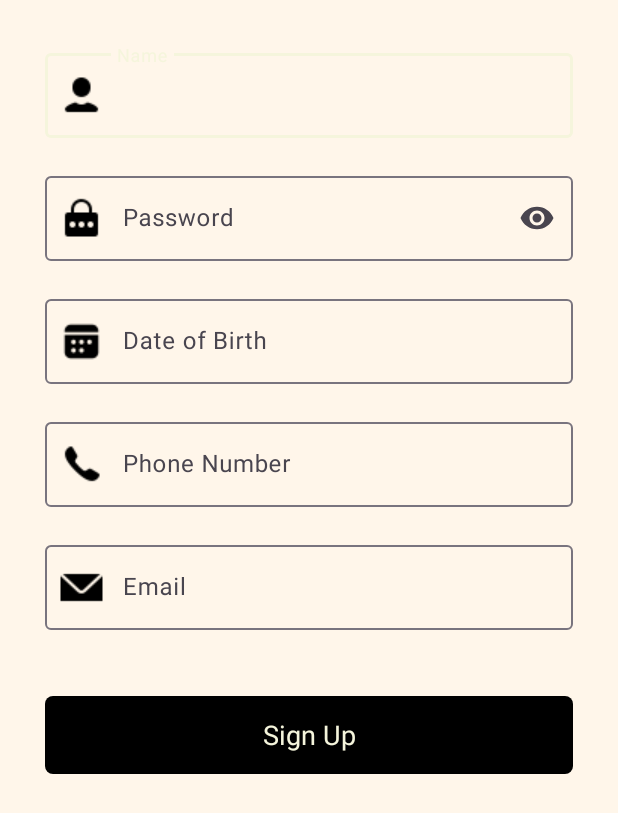
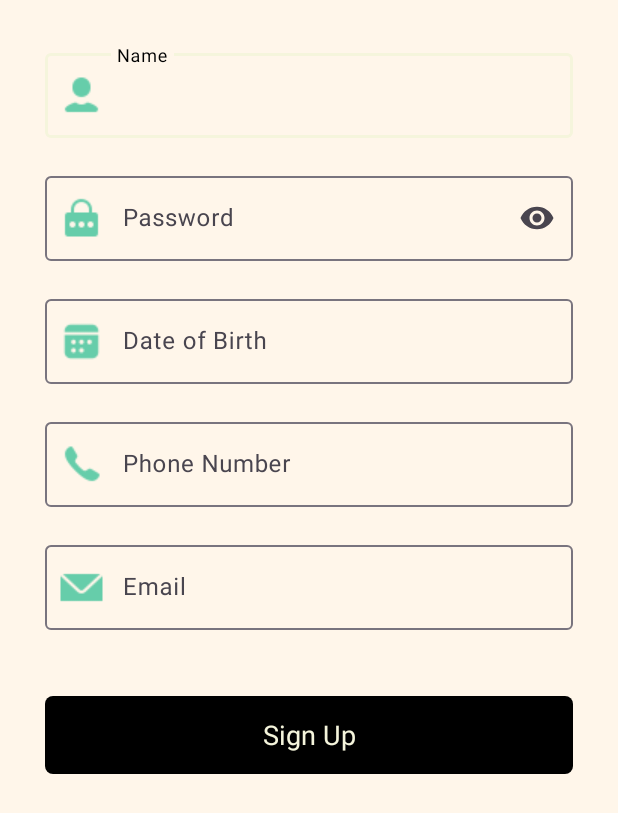
Before and after one commit to Sd023/AuraAscend, an Android app: the RegisterUserActivity screen opened directly, with no data from a screen before it, on a phone screen of 412 x 824 dp. Shown: the top 813 px of the screen. Run offline under Robolectric (Android 15) with nearby library versions, the phone set to English and light mode, and no system bars; our stand-ins replace Firebase (no records; nobody signed in at launch, a user with empty details on screens opened directly).

Commit message:
validation, date, ui fixes done

```diff
--- a/app/src/main/java/com/sdapps/auraascend/view/login/register/RegisterUserActivity.kt
+++ b/app/src/main/java/com/sdapps/auraascend/view/login/register/RegisterUserActivity.kt
@@ -10,12 +10,20 @@ import androidx.activity.enableEdgeToEdge
 import androidx.appcompat.app.AppCompatActivity
 import androidx.core.view.ViewCompat
 import androidx.core.view.WindowInsetsCompat
+import androidx.fragment.app.FragmentManager
 import com.google.android.gms.auth.api.signin.GoogleSignIn
 import com.google.android.gms.common.api.ApiException
+import com.google.android.material.datepicker.CalendarConstraints
+import com.google.android.material.datepicker.CompositeDateValidator
+import com.google.android.material.datepicker.DateValidatorPointBackward
+import com.google.android.material.datepicker.DateValidatorPointForward
+import com.google.android.material.datepicker.MaterialDatePicker
+import com.google.android.material.textfield.TextInputEditText
 import com.google.firebase.Firebase
 import com.google.firebase.auth.FirebaseAuth
 import com.google.firebase.auth.GoogleAuthProvider
 import com.google.firebase.auth.auth
+import com.sdapps.auraascend.R
 import com.sdapps.auraascend.core.CustomProgressDialog
 import com.sdapps.auraascend.databinding.ActivityRegisterUserBinding
 import com.sdapps.auraascend.view.login.data.Constants.Companion.RC_SIGN_IN
@@ -24,6 +32,12 @@ import com.sdapps.auraascend.view.login.LoginActivity
 import com.sdapps.auraascend.view.login.LoginManager
 import com.sdapps.auraascend.view.login.data.UserBO
 import com.sdapps.auraascend.view.login.googlesignin.GoogleSignInHelper
+import java.text.SimpleDateFormat
+import java.util.Calendar
+import java.util.Date
+import java.util.Locale
+import kotlin.time.Duration.Companion.days
+import kotlin.time.DurationUnit
 
 class RegisterUserActivity : AppCompatActivity(), LoginManager.RegisterView {
 
@@ -50,6 +64,8 @@ class RegisterUserActivity : AppCompatActivity(), LoginManager.RegisterView {
     private fun init() {
         auth = Firebase.auth
         googleSignHelper = GoogleSignInHelper(this)
+
+        binding.edtDOB.attachDatePicker(supportFragmentManager)
 
         progressDialog = CustomProgressDialog(this)
         presenter = RegisterPresenter()
@@ -86,8 +102,8 @@ class RegisterUserActivity : AppCompatActivity(), LoginManager.RegisterView {
                 binding.etDob.error = "Date of birth is mandatory"
             }
 
-            uphone.isEmpty() -> {
-                binding.etPhone.error = "Phone is mandatory"
+           (uphone.isEmpty() || (uphone.length != 10)) -> {
+                binding.etPhone.error = "Enter a valid phone number"
             }
 
             uemail.isNotValid() -> {
@@ -159,6 +175,54 @@ class RegisterUserActivity : AppCompatActivity(), LoginManager.RegisterView {
         }
     }*/
 
+    fun TextInputEditText.attachDatePicker(fragmentManager: FragmentManager) {
+        isFocusable = false
+        isClickable = true
+
+        val dateValidator = CompositeDateValidator.allOf(listOf(maxDate())) // Max Date Allowed till today.
+
+        val constraints: CalendarConstraints =
+            CalendarConstraints.Builder()
+                .setValidator(dateValidator)
+                .build()
+
+
+        val builder = MaterialDatePicker.Builder.datePicker()
+            .setCalendarConstraints(constraints)
+            .setTitleText("")
+            .setTheme(R.style.MyDatePickerTheme)
+            .setSelection(Calendar.getInstance().timeInMillis)
+
+        val datePicker = builder.build()
+
+        setOnClickListener {
+            datePicker.show(fragmentManager, "DATE_PICKER_TAG")
+        }
+
+        datePicker.addOnPositiveButtonClickListener { selection ->
+            val date = Date(selection)
+            val format = SimpleDateFormat("dd/MM/yyyy", Locale.getDefault())
+            setText(format.format(date))
+        }
+    }
+
+    private fun maxDate(): CalendarConstraints.DateValidator {
+        // it allow user to show and choose current day.
+        // need to add validation birth year and age.
+        return DateValidatorPointBackward.before(Calendar.getInstance().timeInMillis)
+    }
+
+    private fun minDate(): CalendarConstraints.DateValidator {
+        // it will allow user only from a selected day till current day in past.
+        // below code is to allow user to choose 45 days before current day.
+        // since its dob, we are not using it here. if needed can able.
+        return DateValidatorPointForward.from(
+            Calendar.getInstance().timeInMillis - 45.days.toLong(
+                DurationUnit.MILLISECONDS
+            )
+        )
+    }
+
     private fun firebaseAuthWithGoogle(idToken: String) {
         val credential = GoogleAuthProvider.getCredential(idToken, null)
         auth.signInWithCredential(credential)
--- a/app/src/main/res/layout/activity_register_user.xml
+++ b/app/src/main/res/layout/activity_register_user.xml
@@ -15,8 +15,9 @@
             android:layout_width="match_parent"
             android:layout_height="wrap_content"
             android:hint="@string/name"
-            app:startIconTint="@color/colorForIconTint"
             app:startIconDrawable="@drawable/ic_person"
+            app:startIconTint="@color/MediumAquamarine"
+            app:hintTextColor="@color/colorForIconTint"
             android:layout_marginBottom="20dp"
             app:boxBackgroundMode="outline">
 
@@ -33,7 +34,8 @@
             android:layout_height="wrap_content"
             android:hint="@string/password"
             app:startIconDrawable="@drawable/ic_lock"
-            app:startIconTint="@color/colorForIconTint"
+            app:startIconTint="@color/MediumAquamarine"
+            app:hintTextColor="@color/colorForIconTint"
             app:endIconMode="password_toggle"
             android:layout_marginBottom="20dp">
             <com.google.android.material.textfield.TextInputEditText
@@ -49,10 +51,12 @@
             android:layout_width="match_parent"
             android:layout_height="wrap_content"
             android:hint="@string/date_of_birth"
-            app:startIconTint="@color/colorForIconTint"
+            app:startIconTint="@color/MediumAquamarine"
+            app:hintTextColor="@color/colorForIconTint"
             app:startIconDrawable="@drawable/ic_calendar_30"
             android:layout_marginBottom="20dp">
             <com.google.android.material.textfield.TextInputEditText
+                android:id="@+id/edtDOB"
                 android:layout_width="match_parent"
                 android:layout_height="wrap_content"
                 android:inputType="date"
@@ -65,15 +69,16 @@
             android:id="@+id/etPhone"
             android:layout_width="match_parent"
             android:layout_height="wrap_content"
-            app:startIconTint="@color/colorForIconTint"
+            app:startIconTint="@color/MediumAquamarine"
+            app:hintTextColor="@color/colorForIconTint"
             android:hint="@string/phone_number"
             app:startIconDrawable="@drawable/ic_phone"
             android:layout_marginBottom="20dp">
             <com.google.android.material.textfield.TextInputEditText
-
                 android:layout_width="match_parent"
                 android:layout_height="wrap_content"
                 android:inputType="phone"
+                android:maxLength="10"
                 android:paddingStart="48dp"
                 android:paddingEnd="48dp"/>
         </com.google.android.material.textfield.TextInputLayout>
@@ -83,7 +88,8 @@
             android:layout_width="match_parent"
             android:layout_height="wrap_content"
             android:hint="@string/email"
-            app:startIconTint="@color/colorForIconTint"
+            app:startIconTint="@color/MediumAquamarine"
+            app:hintTextColor="@color/colorForIconTint"
             app:startIconDrawable="@drawable/ic_email"
             android:layout_marginBottom="20dp">
             <com.google.android.material.textfield.TextInputEditText
--- a/app/src/main/res/values/themes.xml
+++ b/app/src/main/res/values/themes.xml
@@ -13,6 +13,7 @@
         <item name="textAppearanceHeadlineMedium">@style/ManropeRegular</item>
         <item name="textAppearanceBodyMedium">@style/Manrope</item>
         <item name="textAppearanceLabelLarge">@style/PlayFairSC</item>
+        <item name="android:datePickerDialogTheme">@style/MyDatePickerTheme</item>
     </style>
 
     <style name="CustomMaterialCardView" parent="Widget.MaterialComponents.CardView">
@@ -107,4 +108,47 @@
     <style name="ShapeAppearanceOverlay.App.CornerSize10Percent" parent="">
         <item name="cornerSize">30%</item>
     </style>
+
+    <style name="MyDatePickerTheme" parent="ThemeOverlay.Material3.MaterialCalendar">
+        <item name="materialCalendarStyle">@style/CustomCalendarStyle</item>
+        <item name="textAppearanceHeadline6">@style/CalendarTitleText</item>
+        <item name="materialCalendarTheme">@style/CustomCalendarTheme</item>
+        <item name="textAppearanceTitleMedium">@style/MonthYearText</item>
+        <item name="materialButtonStyle">@style/CalendarButtonStyle</item>
+    </style>
+
+    <style name="CustomCalendarStyle" parent="Widget.Material3.MaterialCalendar">
+        <item name="dayStyle">@style/CustomCalendarDay</item>
+        <item name="daySelectedStyle">@style/CustomCalendarDaySelected</item>
+    </style>
+
+    <style name="CustomCalendarDay" parent="Widget.Material3.MaterialCalendar.Day">
+        <item name="android:textColor">#333333</item>
+        <item name="android:fontFamily">@font/manrope_regular</item>
+    </style>
+
+    <style name="CalendarTitleText" parent="TextAppearance.Material3.TitleLarge">
+        <item name="android:fontFamily">@font/manrope_regular</item>
+        <item name="android:textColor">#2D2D2D</item>
+    </style>
+
+    <style name="CustomCalendarDaySelected" parent="Widget.Material3.MaterialCalendar.Day.Selected">
+        <item name="android:textColor">#FFFFFF</item>
+        <item name="android:fontFamily">@font/manrope_regular</item>
+        <item name="itemFillColor">@color/colorForIconTint</item>
+    </style>
+
+    <style name="MonthYearText" parent="TextAppearance.Material3.TitleMedium">
+        <item name="android:fontFamily">@font/manrope_regular</item>
+        <item name="android:textColor">#4B4B4B</item>
+    </style>
+    <style name="CustomCalendarTheme" parent="Widget.Material3.MaterialCalendar">
+        <item name="android:background">#FFFFFF</item>
+    </style>
+
+    <style name="CalendarButtonStyle" parent="Widget.Material3.Button.TextButton">
+        <item name="android:fontFamily">@font/manrope_regular</item>
+        <item name="android:textColor">@color/colorForIconTint</item>
+        <item name="backgroundColor">@color/colorForIconTint</item>
+    </style>
 </resources>
```
Also changed, not shown: app/src/main/java/com/sdapps/auraascend/view/login/LoginActivity.kt (+9 -1 lines), app/src/main/java/com/sdapps/auraascend/view/login/register/ResigterPresenter.kt (+5 -3 lines), app/src/main/res/layout/activity_login.xml (+8 -7 lines).
